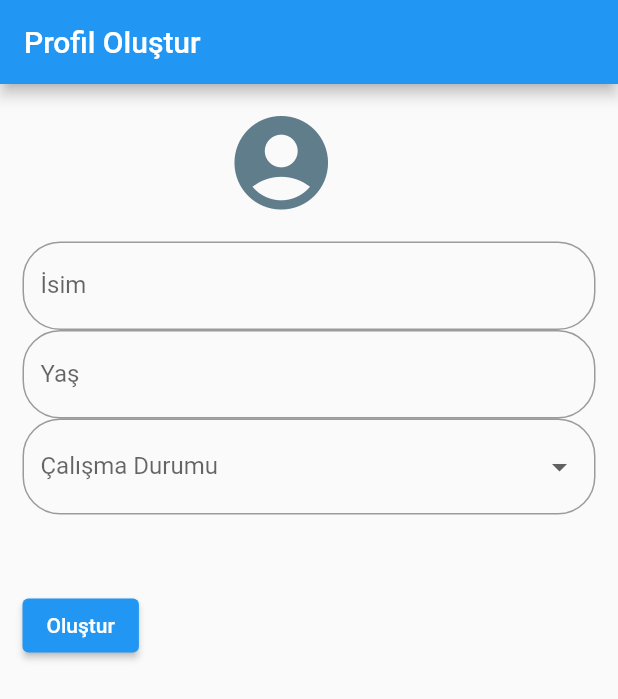
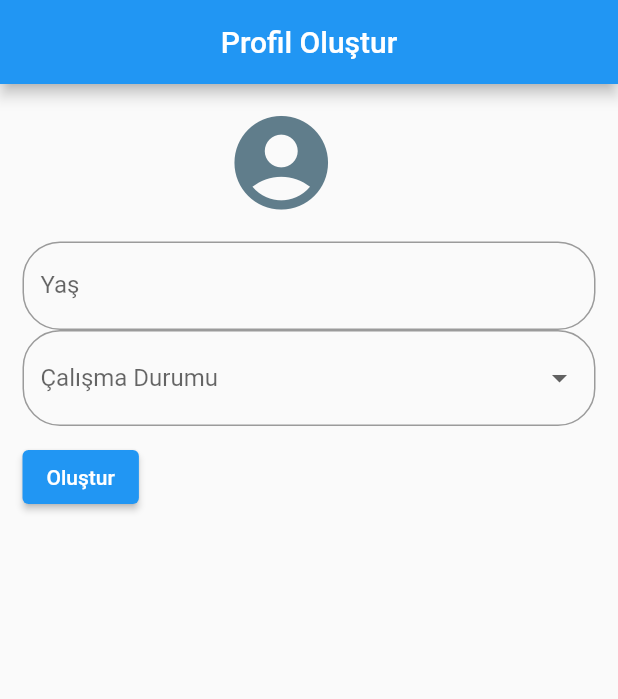
Before and after one commit to emutludhanolsun/dcm, a Flutter app: the screen it shows after launch, on a phone screen of 412 x 824 dp. Shown: the top 699 px of the screen. Run offline on Flutter 3.47's test engine with Material 2 defaults, Android fonts, the phone set to English and light mode, and no system bars.

Commit message:
emin branch oluşturuldu

```diff
--- a/lib/main.dart
+++ b/lib/main.dart
@@ -19,7 +19,8 @@ class CreateUserScreen extends StatelessWidget {
   Widget build(BuildContext context) {
     return Scaffold(
         appBar: AppBar(
-          title: Text('Profil Oluştur'),
+          title: new Center(
+              child: new Text("Profil Oluştur", textAlign: TextAlign.center)),
         ),
         body: Padding(
           padding: const EdgeInsets.all(15),
@@ -55,29 +56,30 @@ class MyCustomFormState extends State<MyCustomForm> {
         crossAxisAlignment: CrossAxisAlignment.start,
         children: <Widget>[
           Container(
-            padding: const EdgeInsets.fromLTRB(135, 0, 300, 15), // TODO: orientation according to screenSize
+            padding: const EdgeInsets.fromLTRB(
+                135, 0, 300, 15), // TODO: orientation according to screenSize
             child: new Icon(
               Icons.account_circle_rounded,
               size: 75,
               color: Colors.blueGrey,
             ),
           ),
-          TextFormField(
-            decoration: new InputDecoration(
-              labelText: "İsim",
-              fillColor: Colors.white,
-              border: new OutlineInputBorder(
-                borderRadius: new BorderRadius.circular(25),
-                // borderSide: new BorderSide(),
-              ),
-            ),
-            validator: (value) {
-              if (value.isEmpty) {
-                return 'Please enter some text';
-              }
-              return null;
-            },
-          ),
+          //TextFormField(
+          //decoration: new InputDecoration(
+          //labelText: "İsim",
+          //fillColor: Colors.white,
+          //border: new OutlineInputBorder(
+          //borderRadius: new BorderRadius.circular(25),
+          // borderSide: new BorderSide(),
+          //),
+          //),
+          //validator: (value) {
+          //if (value.isEmpty) {
+          //return 'Please enter some text';
+          //}
+          //return null;
+          //},
+          //),
           TextFormField(
             decoration: new InputDecoration(
               labelText: "Yaş",
@@ -104,10 +106,7 @@ class MyCustomFormState extends State<MyCustomForm> {
                 // borderSide: new BorderSide(),
               ),
             ),
-            items: [
-              "Çalışıyorum",
-              "Çalışmıyorum"
-            ]
+            items: ["Çalışıyorum", "Çalışmıyorum"]
                 .map((label) => DropdownMenuItem(
                       child: Text(label.toString()),
                       value: label,
@@ -120,19 +119,20 @@ class MyCustomFormState extends State<MyCustomForm> {
             },
           ),
           Padding(
-            padding: const EdgeInsets.symmetric(vertical: 50.0),
+            padding: const EdgeInsets.symmetric(vertical: 10.0),
             child: ElevatedButton(
               onPressed: () {
                 if (_formKey.currentState.validate()) {
                   // If the form is valid, display a Snackbar.
                   Scaffold.of(context)
                       // ignore: deprecated_member_use
-                      .showSnackBar(SnackBar(content: Text('Sokağa çıkma durumunuz inceleniyor')));
+                      .showSnackBar(SnackBar(
+                          content: Text('Sokağa çıkma durumunuz inceleniyor')));
                 }
                 Navigator.pushNamed(context, "/info");
                 // Navigator.push(context, route)
               },
-              child: Text("Oluştur"),   //TODO: fieldlar boşsa buton basmasın
+              child: Text("Oluştur"), //TODO: fieldlar boşsa buton basmasın
             ),
           ),
         ],
@@ -165,24 +165,25 @@ class InfoScreen extends StatelessWidget {
 }
 
 class User {
-  String name;
+  //String name;
   int age;
   bool isWorking;
   bool isAllowed;
   String message;
-  List<String> messageList = [
-    "otur",
-    "çıkabilirsin"
-  ];
+  List<String> messageList = ["otur", "çıkabilirsin"];
 
   User(String name, age, isWorking) {
-    this.name = name;
+    //this.name = name;
     this.age = int.parse(age);
     if (isWorking == "Çalışıyorum") {
       this.isWorking = true;
     }
+    int gun = DateTime.now().day;
+    int saat = DateTime.now().hour;
+    print(gun.toString());
 
     // TODO: get date and time info from telephone AND add other calculations
+
     if (this.isWorking == true) {
       this.isAllowed = true;
       this.message = messageList[1];
--- a/pubspec.yaml
+++ b/pubspec.yaml
@@ -23,6 +23,7 @@ environment:
 dependencies:
   flutter:
     sdk: flutter
+  intl: ^0.16.1
 
 
   # The following adds the Cupertino Icons font to your application.
```
Also changed, not shown: pubspec.lock.
